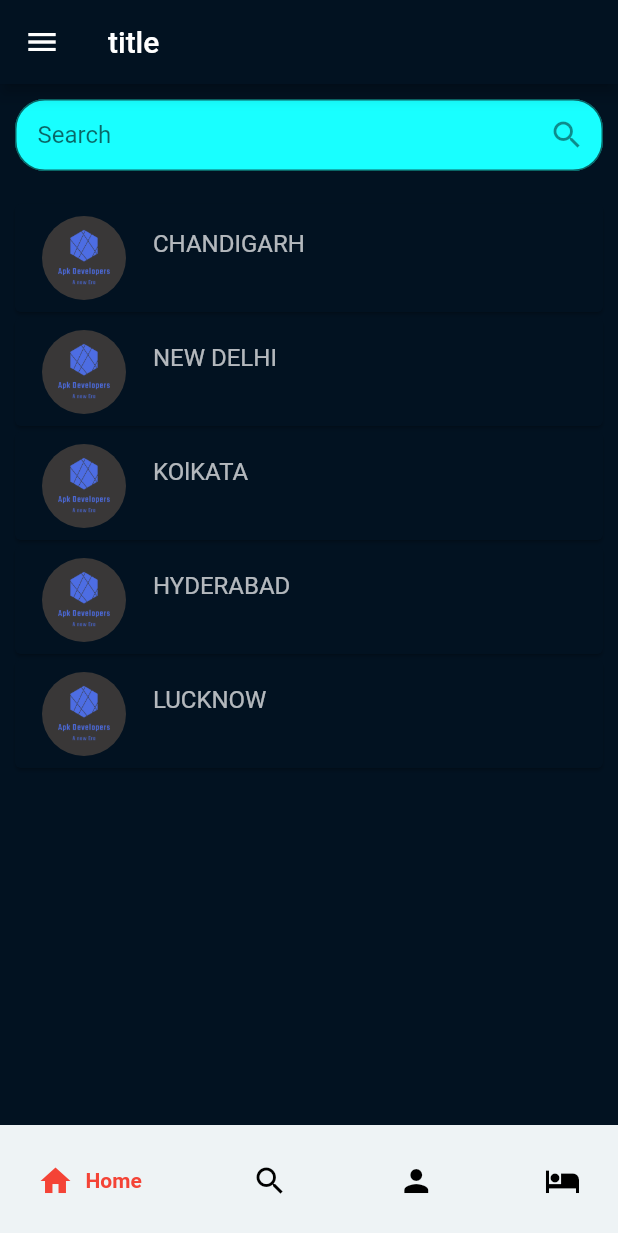
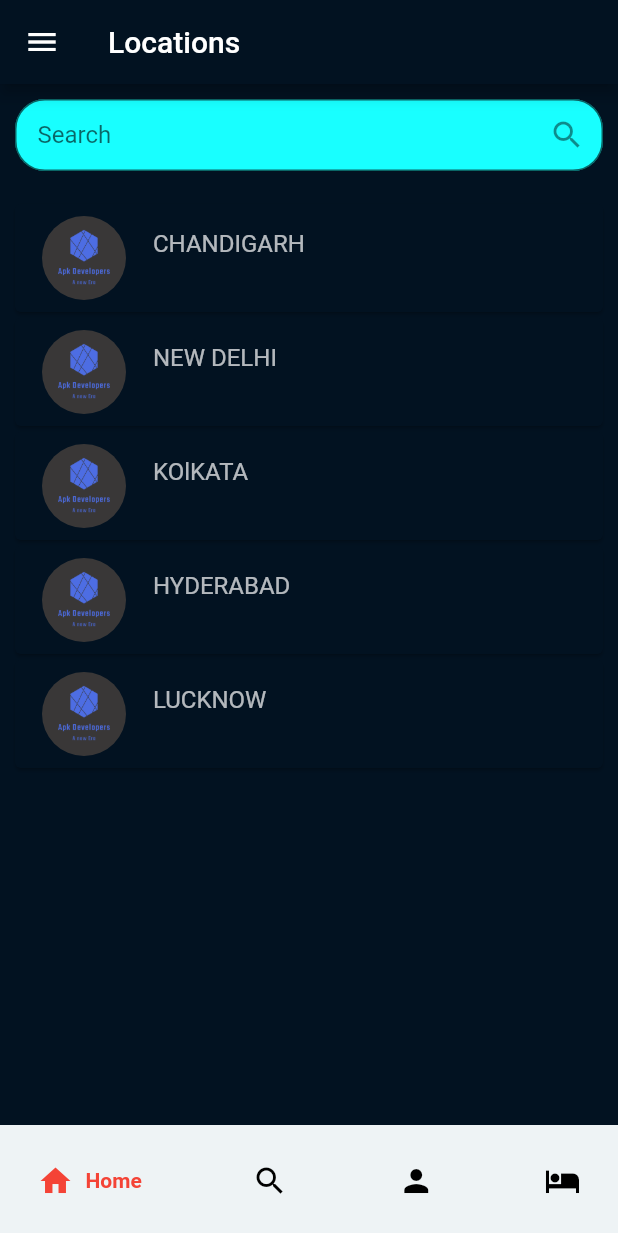
Before and after one commit to Pankaj1662005/Travel, a Flutter app: the SearchBarScreen screen opened by its route, on a phone screen of 412 x 824 dp. Shown: the top 1233 px of the screen. Run offline on Flutter 3.47's test engine with Material 2 defaults, Android fonts, the phone set to English and light mode, and no system bars; drawn by our look-alikes of google_nav_bar; our stand-ins replace flutter_advanced_drawer, flutter_zoom_drawer.

Commit message:
version--0.0.13

```diff
--- a/lib/screens/search page.dart
+++ b/lib/screens/search page.dart
@@ -73,7 +73,7 @@ class _SearchBarScreenState extends State<SearchBarScreen> {
     return Scaffold(
       backgroundColor: kscaffoldcolor,
       appBar: AppBar(
-        title: Text('title'),
+        title: Text('Locations'),
         backgroundColor: kstartingpagecolor,
       ),
       drawer: drawer1(),
--- a/lib/screens/starting_page.dart
+++ b/lib/screens/starting_page.dart
@@ -19,7 +19,7 @@ class _startingpageState extends State<startingpage> {
     return Scaffold(
       backgroundColor: kscaffoldcolor,
       appBar: AppBar(
-        title: Text('title'),
+        title: Text('Locations'),
         backgroundColor: kstartingpagecolor,
       ),
       drawer: drawer1(),
```
Also changed, not shown: lib/screens/splash_screen.dart (+8 -4 lines).
